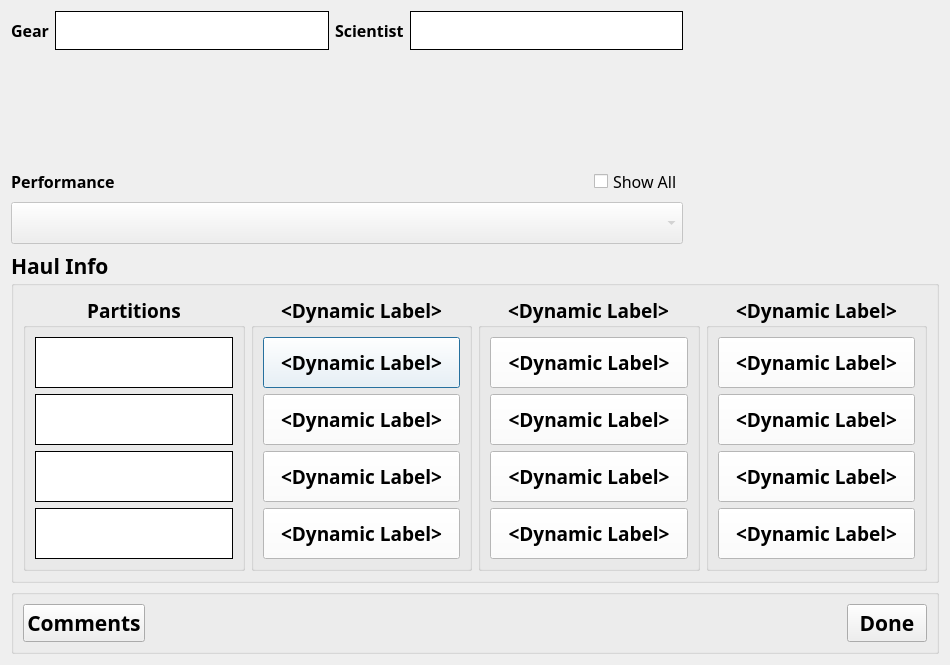
Above: ui/CLAMSHaul.ui from guyuhong/CLAMS before the change. Below: the same form after it.
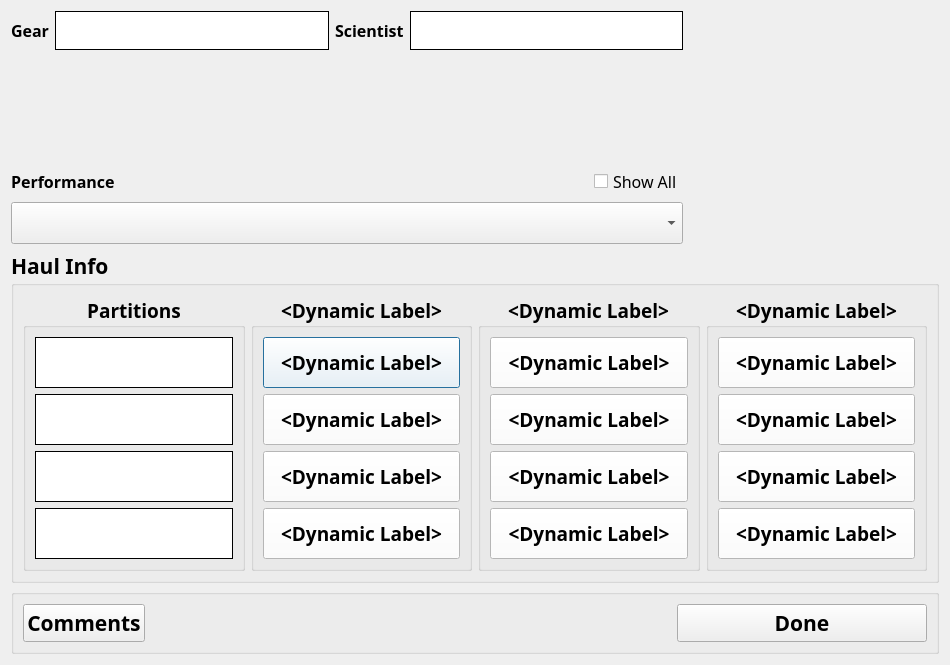
That is the form after the change.

Commit message: Bugfixes to CLAMShaul, haulwtseldlg, loadcelldialog, ui fixes

Patch:
```diff
--- a/ui/CLAMSHaul.ui
+++ b/ui/CLAMSHaul.ui
@@ -201,7 +201,7 @@
        <item>
         <widget class="QComboBox" name="perfBox">
          <property name="enabled">
-          <bool>false</bool>
+          <bool>true</bool>
          </property>
          <property name="sizePolicy">
           <sizepolicy hsizetype="Preferred" vsizetype="Fixed">
@@ -844,6 +844,12 @@
       </item>
       <item>
        <widget class="QPushButton" name="doneBtn">
+        <property name="minimumSize">
+         <size>
+          <width>250</width>
+          <height>0</height>
+         </size>
+        </property>
         <property name="font">
          <font>
           <family>Arial Black</family>
```
The commit also changes 10 other files.
